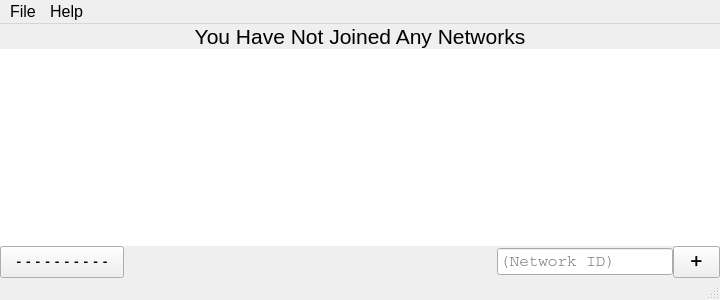
Qt form ZeroTierUI/mainwindow.ui (zerotier/ZeroTierOne) before a commit.
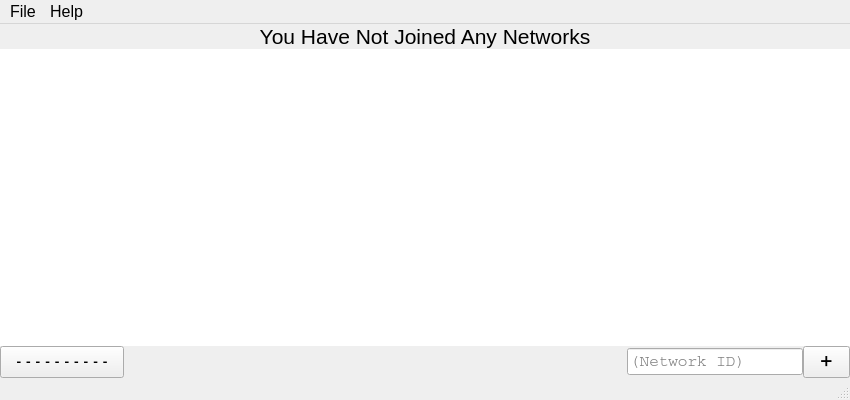
The same form after that commit. Icons and pictures are not drawn.

```diff
--- a/ZeroTierUI/mainwindow.ui
+++ b/ZeroTierUI/mainwindow.ui
@@ -6,8 +6,8 @@
    <rect>
     <x>0</x>
     <y>0</y>
-    <width>720</width>
-    <height>300</height>
+    <width>850</width>
+    <height>400</height>
    </rect>
   </property>
   <property name="windowTitle">
@@ -229,8 +229,8 @@
     <rect>
      <x>0</x>
      <y>0</y>
-     <width>720</width>
-     <height>22</height>
+     <width>850</width>
+     <height>34</height>
     </rect>
    </property>
    <property name="font">
```
